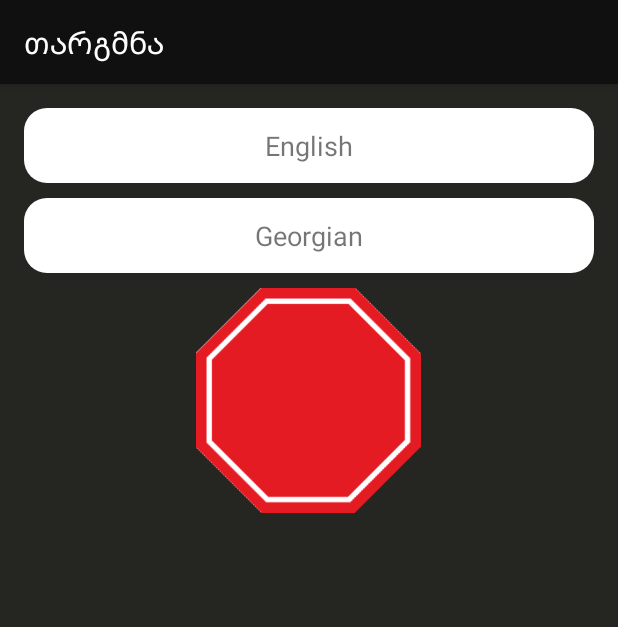
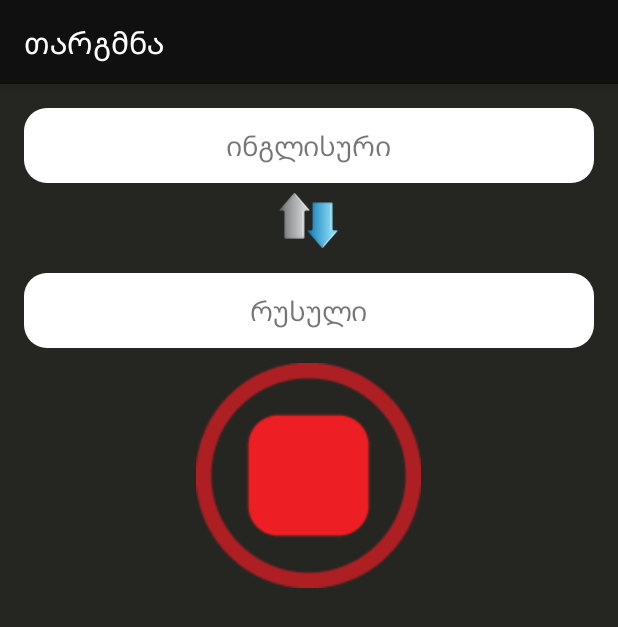
Before and after one commit to prodigygiga/KaTranslate, an Android app: the screen it shows after launch (MainActivity), after a tap on an icon or button, on a phone screen of 412 x 824 dp. Shown: the top 627 px of the screen. Run offline under Robolectric (Android 15) with nearby library versions, the phone set to English and light mode, and no system bars; 1 statement that could not run was skipped.

Commit message:
Translation between selected languages

```diff
--- a/app/src/main/java/com/example/godot/katranlate/activity/MainActivity.java
+++ b/app/src/main/java/com/example/godot/katranlate/activity/MainActivity.java
@@ -7,17 +7,19 @@ import android.os.Bundle;
 import android.support.v7.app.AppCompatActivity;
 import android.view.MenuItem;
 import android.view.View;
+import android.widget.AdapterView;
 import android.widget.ImageView;
 import android.widget.Spinner;
+import android.widget.Toast;
 
 
 import com.example.godot.katranlate.R;
 import com.example.godot.katranlate.domain.models.Language;
 import com.example.godot.katranlate.adapter.LanguageAdapter;
+import com.example.godot.katranlate.net.Translate;
 import com.example.godot.katranlate.service.TranslateService;
 
 import java.util.List;
-
 
 
 public class MainActivity extends AppCompatActivity {
@@ -25,26 +27,62 @@ public class MainActivity extends AppCompatActivity {
     Spinner languageTo;
     ImageView startServiceButton;
     boolean isTranslateServiceStarted;
+    Language selectedFromLanguage;
+    Language selectedToLanguage;
 
     @Override
     protected void onCreate(Bundle savedInstanceState) {
         super.onCreate(savedInstanceState);
         setContentView(R.layout.activity_main);
 
+        selectedFromLanguage = new Language(1,"en","ინგლისური");
+        selectedToLanguage = new Language(2,"ka","ქართული");
+
         setTitle("თარგმნა");
 
         isTranslateServiceStarted = false;
 
-
-        languageFrom = (Spinner) findViewById(R.id.set_language_from);
         List<Language> langs = Language.fromCodes(
                 getResources().getStringArray(R.array.lang_codes),
                 getResources().getStringArray(R.array.lang_names));
-        languageFrom.setAdapter(new LanguageAdapter(MainActivity.this, langs.toArray(new Language[langs.size()])));
+
+
+        languageFrom = (Spinner) findViewById(R.id.set_language_from);
+        languageFrom.setAdapter(new LanguageAdapter(MainActivity.this, langs));
+        languageFrom.setOnItemSelectedListener(new AdapterView.OnItemSelectedListener() {
+            @Override
+            public void onItemSelected(AdapterView<?> parent, View view, int position, long id) {
+                stopTranslationService();
+                selectedFromLanguage = (Language) parent.getSelectedItem();
+
+            }
+
+            @Override
+            public void onNothingSelected(AdapterView<?> parent) {
+
+            }
+        });
+
 
 
         languageTo = (Spinner) findViewById(R.id.set_language_to);
-        languageTo.setAdapter(new LanguageAdapter(MainActivity.this, new Language[]{new Language(1, "ka", "Georgian")}));
+        languageTo.setAdapter(new LanguageAdapter(MainActivity.this, langs));
+        languageTo.setOnItemSelectedListener(new AdapterView.OnItemSelectedListener() {
+            @Override
+            public void onItemSelected(AdapterView<?> parent, View view, int position, long id) {
+                stopTranslationService();
+                selectedToLanguage = (Language) parent.getSelectedItem();
+
+            }
+
+            @Override
+            public void onNothingSelected(AdapterView<?> parent) {
+
+            }
+        });
+        languageTo.setSelection(selectedToLanguage.getId());
+
+
 
         startServiceButton = (ImageView) findViewById(R.id.start_service_button);
 
@@ -63,7 +101,19 @@ public class MainActivity extends AppCompatActivity {
     }
 
     private void startTranslationService() {
-        startService(new Intent(MainActivity.this, TranslateService.class));
+        Bundle extras = new Bundle();
+        extras.putString("fromId",selectedFromLanguage.getId().toString());
+        extras.putString("fromIso",selectedFromLanguage.getIso());
+        extras.putString("fromName",selectedFromLanguage.getName());
+
+        extras.putString("toId",selectedToLanguage.getId().toString());
+        extras.putString("toIso",selectedToLanguage.getIso());
+        extras.putString("toName",selectedFromLanguage.getName());
+
+        Intent intent = new Intent(MainActivity.this, TranslateService.class);
+        intent.putExtras(extras);
+
+        startService(intent);
         startServiceButton.setImageDrawable(getResources().getDrawable(R.drawable.stop));
         isTranslateServiceStarted = true;
 
--- a/app/src/main/java/com/example/godot/katranlate/adapter/LanguageAdapter.java
+++ b/app/src/main/java/com/example/godot/katranlate/adapter/LanguageAdapter.java
@@ -10,26 +10,28 @@ import android.widget.TextView;
 import com.example.godot.katranlate.R;
 import com.example.godot.katranlate.domain.models.Language;
 
+import java.util.List;
+
 /**
  * Created by sergi on 09/01/16.
  */
 public class LanguageAdapter extends BaseAdapter {
     private Context context;
-    private Language[] languages;
+    private List<Language> languages;
 
-    public  LanguageAdapter(Context context, Language[] languages)
-    {
+    public LanguageAdapter(Context context, List<Language> languages) {
         this.context = context;
         this.languages = languages;
     }
+
     @Override
     public int getCount() {
-        return languages.length;
+        return languages.size();
     }
 
     @Override
     public Object getItem(int position) {
-        return languages[position];
+        return languages.get(position);
     }
 
     @Override
@@ -43,7 +45,7 @@ public class LanguageAdapter extends BaseAdapter {
         View view = inflater.inflate(R.layout.spinner_item, null);
 
         TextView textView = (TextView) view.findViewById(R.id.language_name);
-        textView.setText(languages[position].getName());
+        textView.setText(languages.get(position).getName());
 
         return view;
     }
--- a/app/src/main/java/com/example/godot/katranlate/domain/models/Language.java
+++ b/app/src/main/java/com/example/godot/katranlate/domain/models/Language.java
@@ -7,7 +7,7 @@ import java.util.List;
  * Created by sergi on 09/01/16.
  */
 public class Language {
-    private int id;
+    private Integer id;
     private String iso;
     private String name;
 
@@ -23,13 +23,13 @@ public class Language {
         return languages;
     }
 
-    public Language(int id, String iso, String name) {
+    public Language(Integer id, String iso, String name) {
         this.id = id;
         this.iso = iso;
         this.name = name;
     }
 
-    public int getId() {
+    public Integer getId() {
         return id;
     }
 
--- a/app/src/main/java/com/example/godot/katranlate/service/TranslateService.java
+++ b/app/src/main/java/com/example/godot/katranlate/service/TranslateService.java
@@ -5,6 +5,7 @@ import android.content.ClipData;
 import android.content.ClipboardManager;
 import android.content.Intent;
 import android.os.AsyncTask;
+import android.os.Bundle;
 import android.os.IBinder;
 import android.widget.Toast;
 
@@ -14,22 +15,43 @@ import com.example.godot.katranlate.domain.models.Language;
 import com.example.godot.katranlate.net.Translate;
 
 public class TranslateService extends Service {
+
     ClipboardManager clipboardManager;
     ClipData clipData;
     String clipString;
     ClipboardManager.OnPrimaryClipChangedListener clipChangedListener;
+    Language fromLanguage;
+    Language toLanguage;
 
     public TranslateService() {
     }
 
     @Override
     public IBinder onBind(Intent intent) {
+
         return null;
     }
 
+
+
+
+
     @Override
-    public void onCreate() {
-        super.onCreate();
+    public int onStartCommand(Intent intent, int flags, int startId) {
+
+
+        return super.onStartCommand(intent, flags, startId);
+    }
+
+    @Override
+    public void onStart(Intent intent, int startId) {
+        super.onStart(intent, startId);
+
+        Bundle extras = intent.getExtras();
+        fromLanguage = new Language(Integer.parseInt(extras.get("fromId").toString()),
+                extras.get("fromIso").toString(),extras.get("fromName").toString());
+        toLanguage = new Language(Integer.parseInt(extras.get("toId").toString()),
+                extras.get("toIso").toString(),extras.get("toName").toString());
 
         clipChangedListener = new ClipboardManager.OnPrimaryClipChangedListener() {
             @Override
@@ -49,15 +71,16 @@ public class TranslateService extends Service {
                     protected void onPreExecute() {
                         // Pre Code
                     }
+
                     protected String doInBackground(String... translateWord) {
                         // Background Code
                         String translatedText = "";
                         Translator translator = new YandexTranslator();
                         try {
-                            Language en = new Language(1, "en", "English");
-                            Language ge = new Language(2, "ka", "Georgian");
+//                            Language en = new Language(1, "en", "English");
+//                            Language ge = new Language(2, "ka", "Georgian");
 
-                            translatedText = translator.translate(translateWord[0], en, ge);
+                            translatedText = translator.translate(translateWord[0], fromLanguage, toLanguage);
 
                         } catch (Exception e) {
                             e.printStackTrace();
@@ -72,7 +95,7 @@ public class TranslateService extends Service {
             }
         };
 
-        Toast.makeText(getBaseContext(),"Service Started",Toast.LENGTH_LONG).show();
+        Toast.makeText(getBaseContext(), "Service Started", Toast.LENGTH_LONG).show();
 
         clipboardManager = (ClipboardManager) getSystemService(CLIPBOARD_SERVICE);
         clipboardManager.addPrimaryClipChangedListener(clipChangedListener);
@@ -82,7 +105,7 @@ public class TranslateService extends Service {
     public void onDestroy() {
         super.onDestroy();
         clipboardManager.removePrimaryClipChangedListener(clipChangedListener);
-        Toast.makeText(getBaseContext(),"Service Stopped",Toast.LENGTH_SHORT).show();
+        Toast.makeText(getBaseContext(), "Service Stopped", Toast.LENGTH_SHORT).show();
 //        stopSelf();
 
     }
--- a/app/src/main/res/layout/activity_main.xml
+++ b/app/src/main/res/layout/activity_main.xml
@@ -21,11 +21,20 @@
         android:layout_alignParentLeft="true"
         android:layout_alignParentStart="true"
         android:background="@drawable/language_spinner_item"/>
+
+    <ImageView
+        android:layout_width="50dp"
+        android:layout_height="50dp"
+        android:src="@drawable/exchange"
+        android:id="@+id/exchange_image"
+        android:foregroundGravity="center"
+        android:layout_below="@+id/set_language_from"
+        android:layout_centerHorizontal="true" />
     <Spinner
         android:layout_width="match_parent"
         android:layout_height="50dp"
         android:id="@+id/set_language_to"
-        android:layout_below="@+id/set_language_from"
+        android:layout_below="@+id/exchange_image"
         android:layout_alignParentLeft="true"
         android:layout_alignParentStart="true"
         android:layout_marginTop="10dp"
--- a/app/src/main/res/values/arrays.xml
+++ b/app/src/main/res/values/arrays.xml
@@ -9,9 +9,9 @@
 
     <string-array
         name="lang_names">
-        <item>English</item>
-        <item>Georgian</item>
-        <item>Russian</item>
+        <item>ინგლისური</item>
+        <item>ქართული</item>
+        <item>რუსული</item>
     </string-array>
 
 </resources>
```
Also changed, not shown: app/src/main/res/drawable/exchange.png (added), app/src/main/res/drawable/stop.png.
